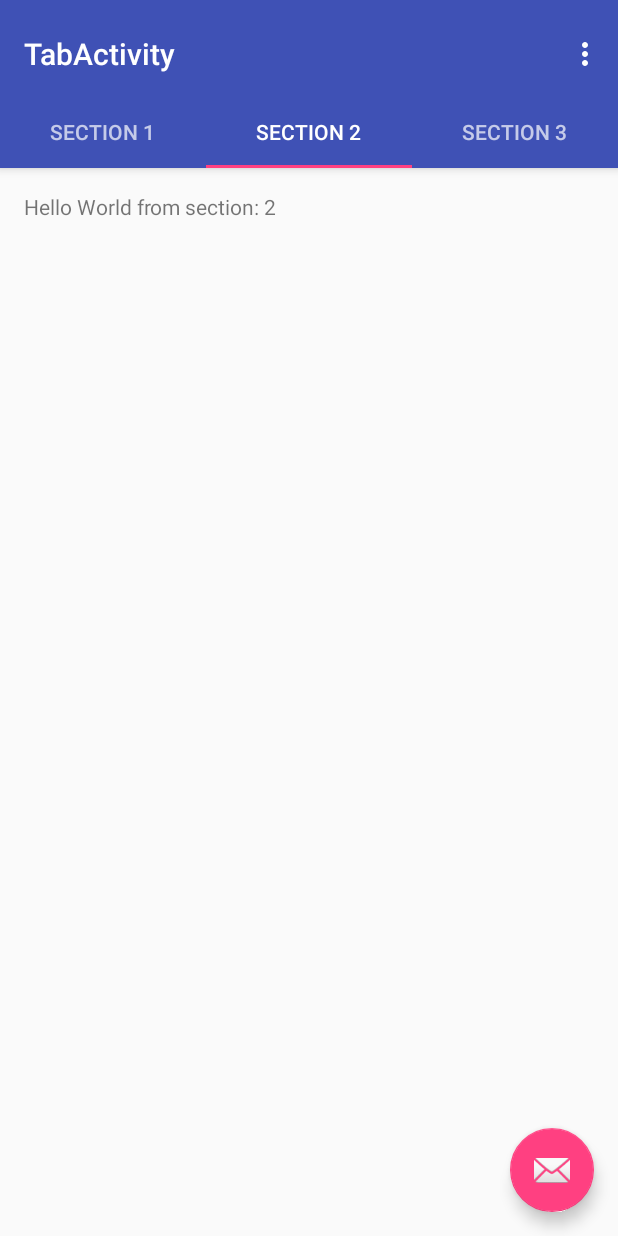
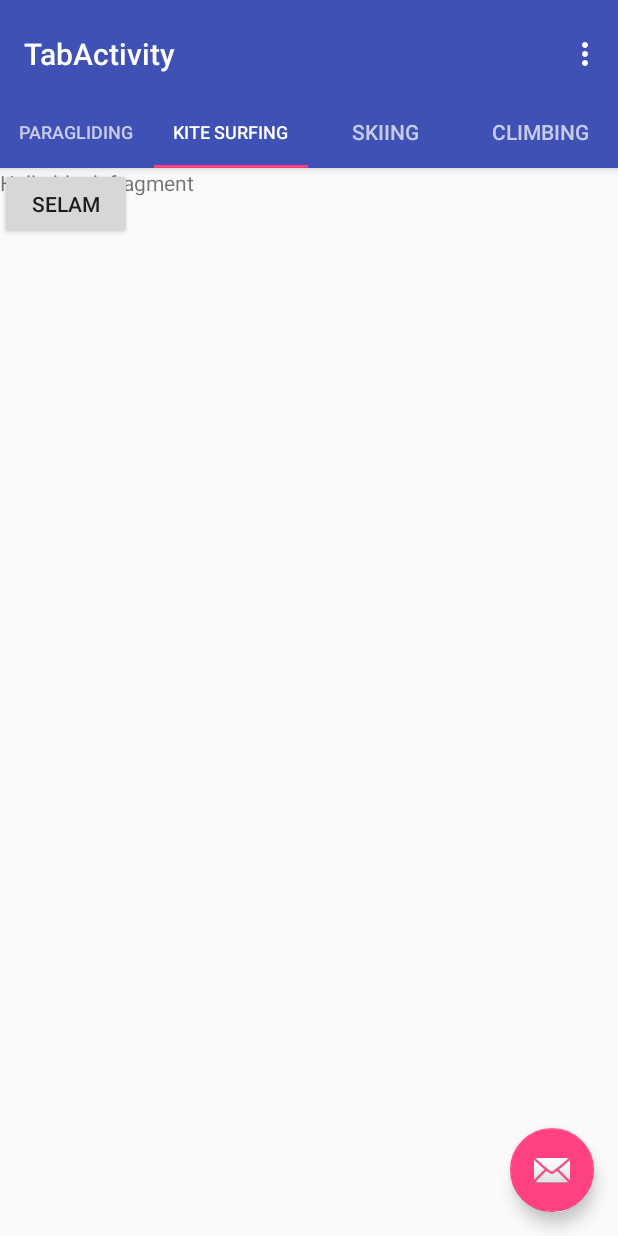
Before and after one commit to AvvosMeyz/ExtremeWeather1, an Android app: the TabActivity screen opened directly, with no data from a screen before it, tab 2 chosen, on a phone screen of 412 x 824 dp. Run offline under Robolectric (Android 15) with nearby library versions, the phone set to English and light mode, and no system bars.

Commit message:
Added Fragments

```diff
--- a/app/build.gradle
+++ b/app/build.gradle
@@ -27,5 +27,6 @@ dependencies {
     compile 'com.android.support:appcompat-v7:25.3.1'
     compile 'com.android.support.constraint:constraint-layout:1.0.2'
     compile 'com.android.support:design:25.3.1'
+    compile 'com.android.support:support-v4:25.3.1'
     testCompile 'junit:junit:4.12'
 }
--- a/app/src/main/java/com/example/avvos/androidweather/TabActivity.java
+++ b/app/src/main/java/com/example/avvos/androidweather/TabActivity.java
@@ -116,10 +116,40 @@ public class TabActivity extends AppCompatActivity {
         @Override
         public View onCreateView(LayoutInflater inflater, ViewGroup container,
                                  Bundle savedInstanceState) {
-            View rootView = inflater.inflate(R.layout.fragment_tab, container, false);
-            TextView textView = (TextView) rootView.findViewById(R.id.section_label);
-            textView.setText(getString(R.string.section_format, getArguments().getInt(ARG_SECTION_NUMBER)));
-            return rootView;
+            if(getArguments().getInt(ARG_SECTION_NUMBER) == 1)
+            {
+                View rootView = inflater.inflate(R.layout.fragment_kite_surfing, container, false);
+                return rootView;
+            }
+            else if(getArguments().getInt(ARG_SECTION_NUMBER) == 2)
+            {
+                View rootView = inflater.inflate(R.layout.fragment_paragliding, container, false);
+                return rootView;
+            }
+            else if(getArguments().getInt(ARG_SECTION_NUMBER) == 3)
+            {
+                View rootView = inflater.inflate(R.layout.fragment_skiing, container, false);
+                return rootView;
+            }
+            else if(getArguments().getInt(ARG_SECTION_NUMBER) == 3)
+            {
+                View rootView = inflater.inflate(R.layout.fragment_skiing, container, false);
+                return rootView;
+            }
+            else if(getArguments().getInt(ARG_SECTION_NUMBER) == 4)
+            {
+                View rootView = inflater.inflate(R.layout.fragment_climbing, container, false);
+                return rootView;
+            }
+            else
+            {
+                View rootView = inflater.inflate(R.layout.fragment_tab, container, false);
+                TextView textView = (TextView) rootView.findViewById(R.id.section_label);
+                textView.setText(getString(R.string.section_format, getArguments().getInt(ARG_SECTION_NUMBER)));
+                return rootView;
+            }
+
+
         }
     }
 
@@ -143,18 +173,20 @@ public class TabActivity extends AppCompatActivity {
         @Override
         public int getCount() {
             // Show 3 total pages.
-            return 3;
+            return 4;
         }
 
         @Override
         public CharSequence getPageTitle(int position) {
             switch (position) {
                 case 0:
-                    return "SECTION 1";
+                    return "Paragliding";
                 case 1:
-                    return "SECTION 2";
+                    return "Kite Surfing";
                 case 2:
-                    return "SECTION 3";
+                    return "Skiing";
+                case 3:
+                    return "Climbing";
             }
             return null;
         }
--- /dev/null
+++ b/app/src/main/res/layout/fragment_paragliding.xml
@@ -0,0 +1,19 @@
+<FrameLayout xmlns:android="http://schemas.android.com/apk/res/android"
+    xmlns:tools="http://schemas.android.com/tools"
+    android:layout_width="match_parent"
+    android:layout_height="match_parent"
+    tools:context="layout.Paragliding">
+
+    <!-- TODO: Update blank fragment layout -->
+    <TextView
+        android:layout_width="match_parent"
+        android:layout_height="match_parent"
+        android:text="@string/hello_blank_fragment" />
+
+    <Button
+        android:id="@+id/button2"
+        android:layout_width="wrap_content"
+        android:layout_height="wrap_content"
+        android:text="SElam" />
+
+</FrameLayout>
--- a/app/src/main/res/values/strings.xml
+++ b/app/src/main/res/values/strings.xml
@@ -6,4 +6,7 @@
     <string name="edit_message">Enter a message</string>
     <string name="button_send">send</string>
     <string name="title_activity_tab">TabActivity</string>
+
+    <!-- TODO: Remove or change this placeholder text -->
+    <string name="hello_blank_fragment">Hello blank fragment</string>
 </resources>
```
Also changed, not shown: app/src/main/java/layout/Climbing.java (added, +109 -0 lines), app/src/main/java/layout/KiteSurfing.java (added, +109 -0 lines), app/src/main/java/layout/Paragliding.java (added, +109 -0 lines), app/src/main/java/layout/Skiing.java (added, +109 -0 lines), app/src/main/res/layout/fragment_climbing.xml (added, +13 -0 lines), app/src/main/res/layout/fragment_kite_surfing.xml (added, +13 -0 lines), app/src/main/res/layout/fragment_skiing.xml (added, +13 -0 lines).
